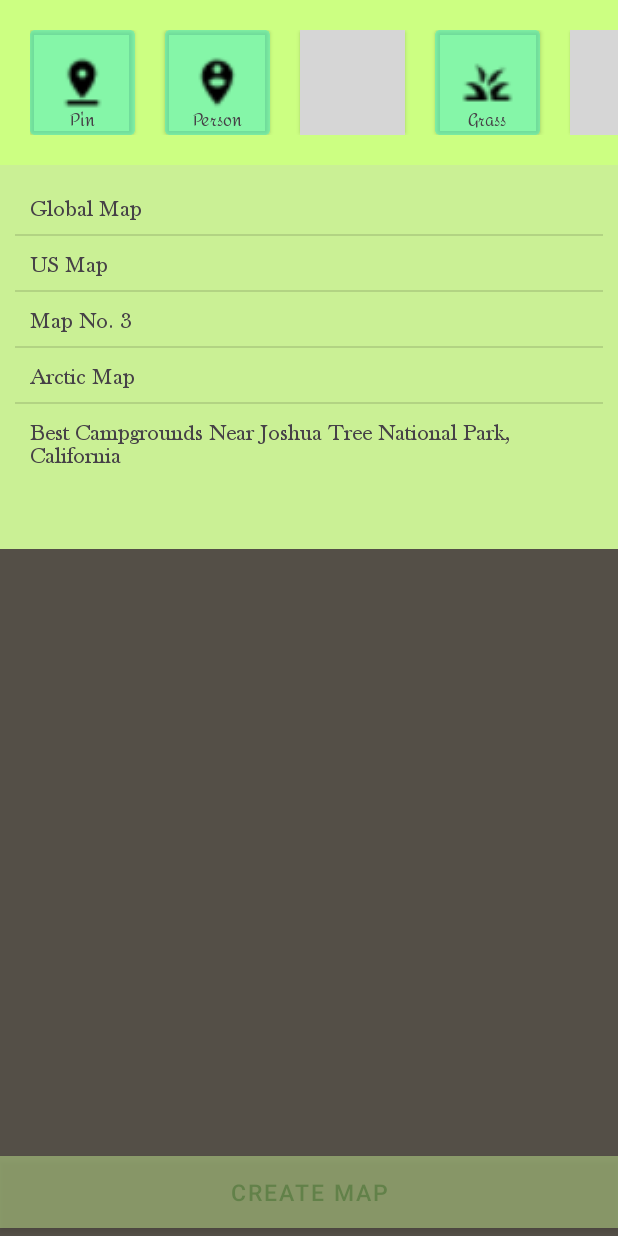
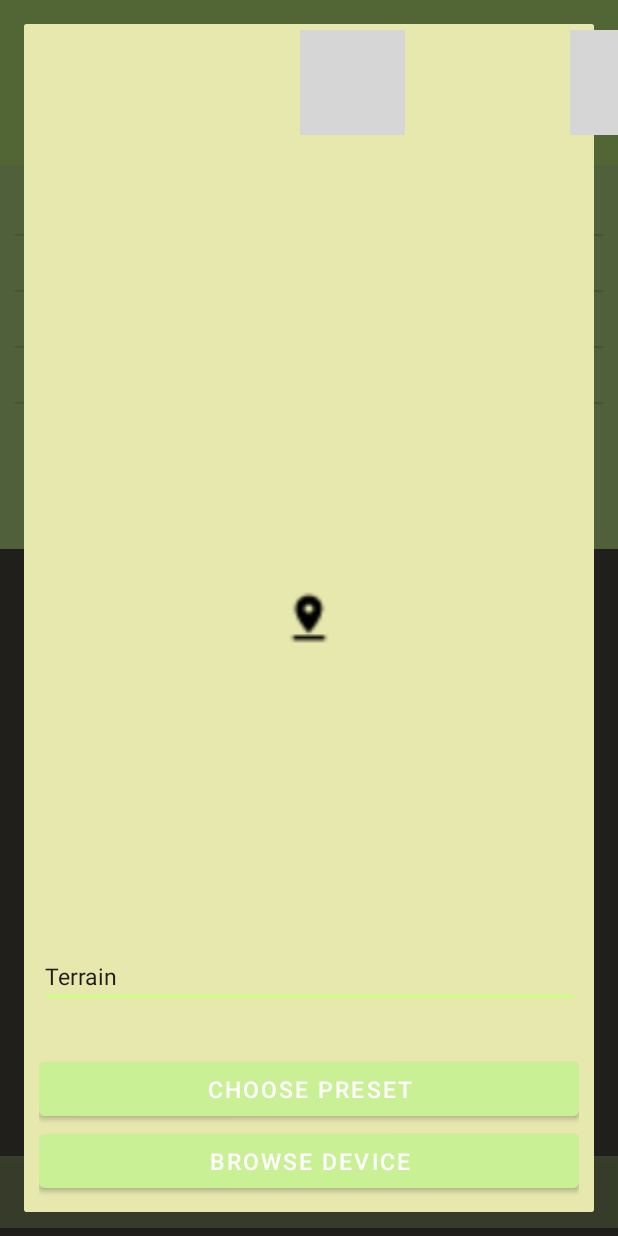
Before and after one commit to Anton-Os/Maplin, an Android app: the SelectorActivity screen opened directly, with no data from a screen before it, after a tap on "Terrain", on a phone screen of 412 x 824 dp. Run offline under Robolectric (Android 15) with nearby library versions, the phone set to English and light mode, and no system bars; grey boxes are pictures that could not be loaded.

Commit message:
Change Icon Dialog, FragmentTransaction

```diff
--- a/app/src/main/java/com/antonos/maplin/ChangeIconDialog.java
+++ b/app/src/main/java/com/antonos/maplin/ChangeIconDialog.java
@@ -7,6 +7,8 @@ import android.os.Bundle;
 import android.view.LayoutInflater;
 import android.view.View;
 import android.view.ViewGroup;
+import android.widget.EditText;
+import android.widget.ImageView;
 
 import androidx.annotation.Nullable;
 import androidx.fragment.app.DialogFragment;
@@ -14,6 +16,8 @@ import androidx.fragment.app.DialogFragment;
 public class ChangeIconDialog extends DialogFragment {
     ChangeIconDialog(MaplinContext.MapSelectionGroup targetSelectGroup){
         // TODO: Get targetSelectGroup properties and structure this class accordingly
+
+        mSelectGroup = targetSelectGroup;
     }
 
     @Override
@@ -25,6 +29,15 @@ public class ChangeIconDialog extends DialogFragment {
     public void onViewCreated(View view, @Nullable Bundle savedInstanceState){
         super.onViewCreated(view, savedInstanceState);
 
+        EditText changeIconEditText = (EditText)view.findViewById(R.id.change_icon_edit_text);
+        changeIconEditText.setText(mSelectGroup.name);
+
+        ImageView changeIconImageView = (ImageView)view.findViewById(R.id.change_icon_image);
+        // if(mSelectGroup.path == MaplinContext.emptyPath) changeIconImageView.setImageResource(mDefaultResId);
+        // TODO: Implement path correctly
+
         return;
     }
+
+    MaplinContext.MapSelectionGroup mSelectGroup;
 }
--- a/app/src/main/java/com/antonos/maplin/MaplinActivity.java
+++ b/app/src/main/java/com/antonos/maplin/MaplinActivity.java
@@ -25,6 +25,15 @@ public class MaplinActivity extends AppCompatActivity {
     private List<MaplinContext.MapSelectionGroup> genMapPinpointGroups() { // This is just for pinpoints!
         List<MaplinContext.MapSelectionGroup> mapSelectionGroups = new ArrayList<>();
 
+        final List<String> mapPinpointNames = Arrays.asList(
+                mMaplinContext.getPinpointName(0),
+                mMaplinContext.getPinpointName(1),
+                mMaplinContext.getPinpointName(2),
+                mMaplinContext.getPinpointName(3),
+                mMaplinContext.getPinpointName(4),
+                mMaplinContext.getPinpointName(5)
+        );
+
         final List<String> mapPinpointPaths = Arrays.asList(
                 mMaplinContext.getPinpointImagePath(0),
                 mMaplinContext.getPinpointImagePath(1),
@@ -51,6 +60,7 @@ public class MaplinActivity extends AppCompatActivity {
 
         for(int g = 0; g < 6; g++)
             mapSelectionGroups.add(new MaplinContext.MapSelectionGroup(
+                    mapPinpointNames.get(g),
                     mapPinpointPaths.get(g),
                     mapPinpointRes.get(g),
                     mapPinpointRQCodes.get(g)
--- a/app/src/main/java/com/antonos/maplin/MaplinContext.java
+++ b/app/src/main/java/com/antonos/maplin/MaplinContext.java
@@ -45,9 +45,10 @@ public class MaplinContext { // TODO: Make into a singleton object
     }
 
     public static class MapSelectionGroup { // Group of values that identify a map element and its relevant properties
-        MapSelectionGroup(String p, int rs, int rc){
-            path = p; resourceId = rs; requestCode = rc;
+        MapSelectionGroup(String n, String p, int rs, int rc){
+            name = n; path = p; resourceId = rs; requestCode = rc;
         }
+        public String name;
         public String path; // Maplin specific
         public int resourceId; // Specific to XML layout file
         public int requestCode; // Specific to calling Activity
--- a/app/src/main/java/com/antonos/maplin/SelectorActivity.java
+++ b/app/src/main/java/com/antonos/maplin/SelectorActivity.java
@@ -14,6 +14,8 @@ import android.widget.ListView;
 import androidx.annotation.NonNull;
 import androidx.appcompat.app.AppCompatActivity;
 import androidx.cardview.widget.CardView;
+import androidx.fragment.app.Fragment;
+import androidx.fragment.app.FragmentTransaction;
 import androidx.recyclerview.widget.RecyclerView;
 
 import java.util.ArrayList;
@@ -27,7 +29,9 @@ public class SelectorActivity extends MaplinActivity {
         setContentView(R.layout.selector_activity);
 
         // -------------- Setup and Loader Operations -------------- //
-        for(MaplinContext.MapSelectionGroup group : mPinpointGroups){
+
+
+        for(final MaplinContext.MapSelectionGroup group : mPinpointGroups){
             CardView cardView = findViewById(group.resourceId);
             Log.v("STATUS", "Card view resource " + group.resourceId + " found!");
 
@@ -37,8 +41,16 @@ public class SelectorActivity extends MaplinActivity {
                 @Override
                 public void onClick(View v) {
                     Log.v("STATUS", "Card view selection!");
+                    mFragmentTrans = getSupportFragmentManager().beginTransaction();
 
-                    // TODO: Include ChangeIconDialog class!
+                    // Remove old instance to prevent any errors
+                    Fragment prevFragTrans = getSupportFragmentManager().findFragmentByTag("Change Pinpoint Dialog");
+                    if(prevFragTrans != null)
+                        mFragmentTrans.remove(prevFragTrans);
+
+                    mPinpointDialog = new ChangeIconDialog(group);
+                    mPinpointDialog.show(mFragmentTrans, "Change Pinpoint Dialog");
+
                 }
             });
         }
@@ -79,4 +91,7 @@ public class SelectorActivity extends MaplinActivity {
         @Override
         public boolean hasStableIds() { return true; }
     }
+
+    private FragmentTransaction mFragmentTrans;
+    private ChangeIconDialog mPinpointDialog;
 }
--- a/app/src/main/res/layout/change_icon_dialog.xml
+++ b/app/src/main/res/layout/change_icon_dialog.xml
@@ -2,25 +2,39 @@
 <RelativeLayout
     android:id="@+id/change_icon_alert_layout"
     xmlns:android="http://schemas.android.com/apk/res/android"
-    android:layout_width="match_parent"
-    android:layout_height="match_parent"
+    android:layout_width="wrap_content"
+    android:layout_height="wrap_content"
+    android:background="@color/colorAlert"
     android:padding="10dp">
+
+    <ImageView
+        android:layout_marginTop="30dp"
+        android:id="@+id/change_icon_image"
+        android:layout_width="match_parent"
+        android:layout_height="wrap_content"
+        android:layout_centerInParent="true"
+        android:scaleX="2"
+        android:scaleY="2"
+        android:src="@drawable/baseline_pin_drop_black_18dp"/>
 
     <EditText
         android:id="@+id/change_icon_edit_text"
         android:layout_width="match_parent"
         android:layout_height="wrap_content"
         android:layout_marginBottom="30dp"
-        android:layout_alignParentTop="true"
+        android:layout_above="@+id/change_icon_preset_button"
         android:text="! Insert Current Text !"/>
     <Button
+        android:id="@+id/change_icon_preset_button"
         android:layout_width="match_parent"
         android:layout_height="wrap_content"
+        android:layout_above="@+id/change_icon_browse_button"
         android:text="Choose Preset"/>
     <Button
+        android:id="@+id/change_icon_browse_button"
         android:layout_width="match_parent"
         android:layout_height="wrap_content"
+        android:layout_alignParentBottom="true"
         android:text="Browse Device"/>
 
-
 </RelativeLayout>
--- a/app/src/main/res/values/colors.xml
+++ b/app/src/main/res/values/colors.xml
@@ -5,5 +5,6 @@
     <color name="colorAccent">#ccff82</color>
     <color name="colorBackground">#544f47</color>
     <color name="colorCard">#7734ebd2</color>
+    <color name="colorAlert">#e6e8ae</color>
     <color name="colorButtonText">#55185710</color>
 </resources>
```
